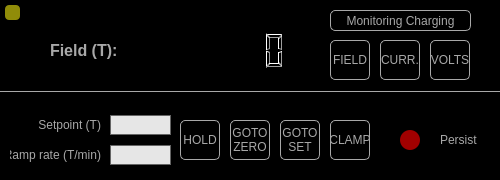
Qt form Scanner GUI/Field Control/FieldControl.ui (afylab/nanoSQUID-Scanning-Software) before a commit.
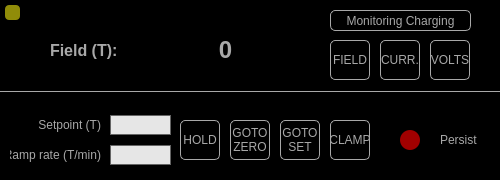
The same form after that commit. Icons and pictures are not drawn.

The edit to the form file:
```diff
--- a/Scanner GUI/Field Control/FieldControl.ui
+++ b/Scanner GUI/Field Control/FieldControl.ui
@@ -89,31 +89,6 @@
      <string/>
     </property>
    </widget>
-   <widget class="QLCDNumber" name="lcd">
-    <property name="geometry">
-     <rect>
-      <x>150</x>
-      <y>0</y>
-      <width>141</width>
-      <height>101</height>
-     </rect>
-    </property>
-    <property name="layoutDirection">
-     <enum>Qt::LeftToRight</enum>
-    </property>
-    <property name="frameShape">
-     <enum>QFrame::NoFrame</enum>
-    </property>
-    <property name="smallDecimalPoint">
-     <bool>true</bool>
-    </property>
-    <property name="numDigits">
-     <number>6</number>
-    </property>
-    <property name="value" stdset="0">
-     <double>0.000000000000000</double>
-    </property>
-   </widget>
    <widget class="QLabel" name="label_display">
     <property name="geometry">
      <rect>
@@ -468,6 +443,32 @@
      <string>Monitoring Charging</string>
     </property>
    </widget>
+   <widget class="QLabel" name="label_fieldval">
+    <property name="geometry">
+     <rect>
+      <x>150</x>
+      <y>30</y>
+      <width>151</width>
+      <height>40</height>
+     </rect>
+    </property>
+    <property name="font">
+     <font>
+      <pointsize>18</pointsize>
+      <weight>75</weight>
+      <bold>true</bold>
+     </font>
+    </property>
+    <property name="layoutDirection">
+     <enum>Qt::LeftToRight</enum>
+    </property>
+    <property name="text">
+     <string>0</string>
+    </property>
+    <property name="alignment">
+     <set>Qt::AlignCenter</set>
+    </property>
+   </widget>
   </widget>
  </widget>
  <resources>
```
